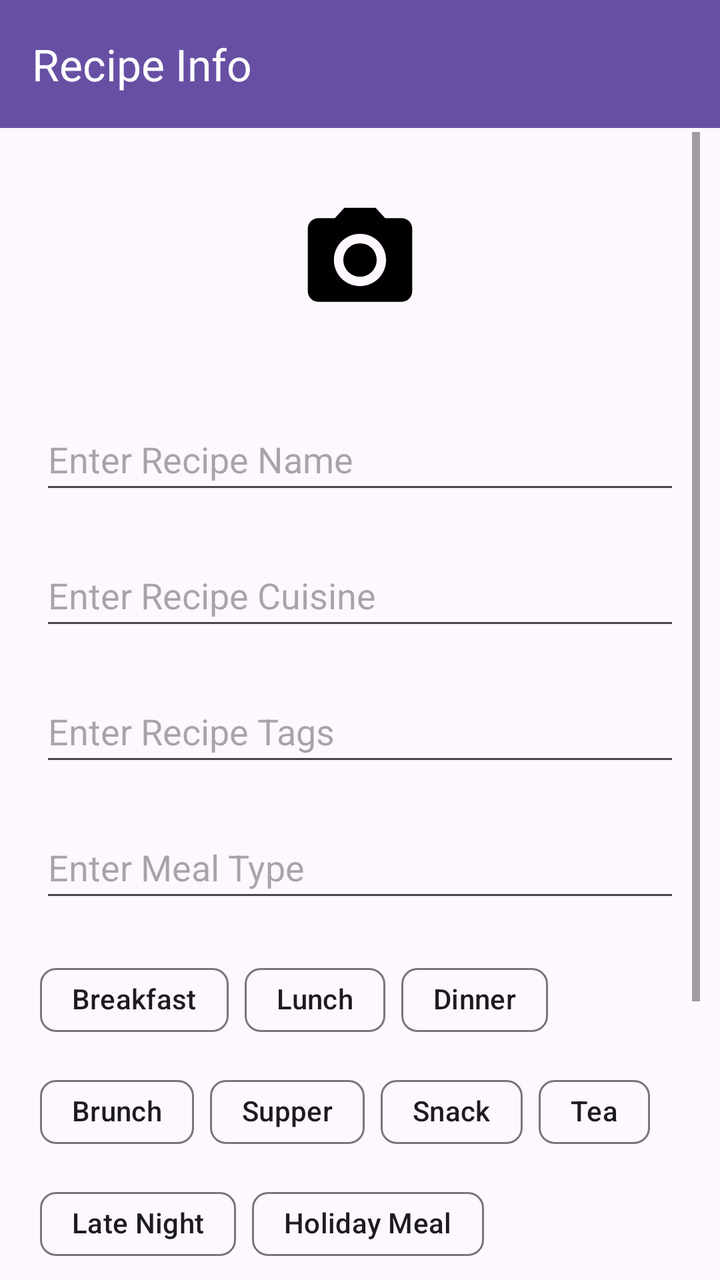
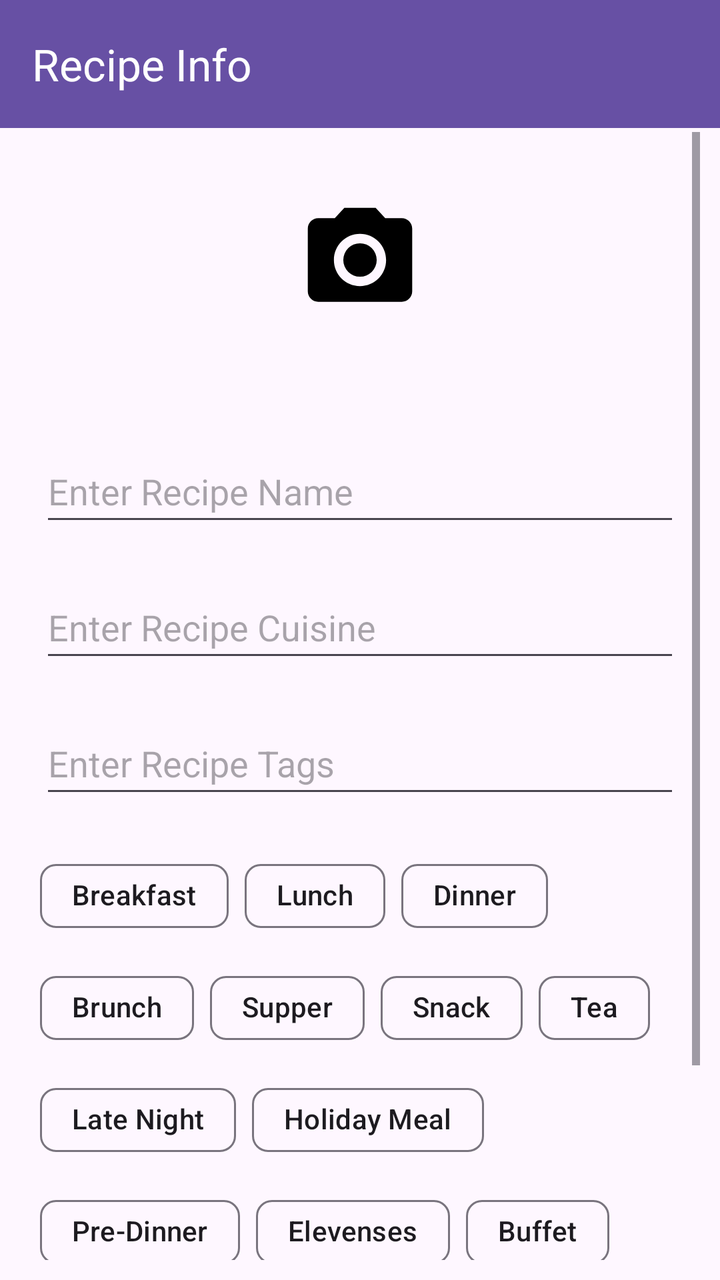

The first picture is an Android layout as it rendered before a commit; the second is the same layout after the commit. The layout source and the unified diff follow.
<!-- AndroidManifest.xml: application theme Theme.RecipeBook -->
<!-- res/layout/fragment_recipe_name.xml -->
<?xml version="1.0" encoding="utf-8"?>
<FrameLayout xmlns:android="http://schemas.android.com/apk/res/android"
    xmlns:tools="http://schemas.android.com/tools"
    android:layout_width="match_parent"
    android:layout_height="match_parent"
    xmlns:app="http://schemas.android.com/apk/res-auto"
    tools:context=".recipe.RecipeNameFragment">

    <androidx.appcompat.widget.Toolbar
        android:id="@+id/toolbar"
        android:layout_width="match_parent"
        android:layout_height="wrap_content"
        android:background="?attr/colorPrimary"
        app:title="Recipe Info"
        app:titleTextColor="@color/white"
        android:elevation="4dp" />

    <ScrollView
        android:layout_width="match_parent"
        android:layout_height="match_parent"
        android:padding="10dp"
        android:layout_marginTop="56dp"
        android:layout_below="@id/toolbar">

        <LinearLayout
            android:layout_width="match_parent"
            android:layout_height="match_parent"
            android:orientation="vertical"
            tools:context=".MainActivity"
            tools:ignore="ExtraText">

            <ImageView
                android:id="@+id/idIVRecipeImage"
                android:layout_width="match_parent"
                android:layout_height="wrap_content"
                android:layout_margin="10dp"
                android:hint="Enter Recipe Image"
                android:minHeight="48dp"
                android:src="@drawable/ic_baseline_camera_foreground" />

            <EditText
                android:id="@+id/idEdtRecipeName"
                android:layout_width="match_parent"
                android:layout_height="wrap_content"
                android:layout_margin="10dp"
                android:hint="Enter Recipe Name"
                android:minHeight="48dp" />

            <EditText
                android:id="@+id/idEdtRecipeCuisine"
                android:layout_width="match_parent"
                android:layout_height="wrap_content"
                android:layout_margin="10dp"
                android:hint="Enter Recipe Cuisine"
                android:minHeight="48dp" />

            <EditText
                android:id="@+id/idEdtRecipeTags"
                android:layout_width="match_parent"
                android:layout_height="wrap_content"
                android:layout_margin="10dp"
                android:hint="Enter Recipe Tags"
                android:minHeight="48dp" />

            <EditText
                android:id="@+id/idEdtRecipeMealType"
                android:layout_width="match_parent"
                android:layout_height="wrap_content"
                android:layout_margin="10dp"
                android:hint="Enter Meal Type"
                android:minHeight="48dp" />

            <androidx.core.widget.NestedScrollView
                android:layout_width="match_parent"
                android:layout_height="wrap_content"
                android:layout_margin="10dp">

                <com.google.android.material.chip.ChipGroup
                    android:id="@+id/chipGroupMealType"
                    android:layout_width="match_parent"
                    android:layout_height="wrap_content"
                    app:singleLine="false"
                    android:orientation="horizontal">

                    
                    <com.google.android.material.chip.Chip
                        android:id="@+id/chipBreakfast"
                        android:layout_width="wrap_content"
                        android:layout_height="wrap_content"
                        android:text="Breakfast"
                        app:closeIconVisible="false"
                        android:checkable="true"
                        />

                    <com.google.android.material.chip.Chip
                        android:id="@+id/chipLunch"
                        android:layout_width="wrap_content"
                        android:layout_height="wrap_content"
                        android:text="Lunch"
                        app:closeIconVisible="false"
                        android:checkable="true"
                        />

                    <com.google.android.material.chip.Chip
                        android:id="@+id/chipDinner"
                        android:layout_width="wrap_content"
                        android:layout_height="wrap_content"
                        android:text="Dinner"
                        app:closeIconVisible="false"
                        android:checkable="true"/>

                    <com.google.android.material.chip.Chip
                        android:id="@+id/chipBrunch"
                        android:layout_width="wrap_content"
                        android:layout_height="wrap_content"
                        android:text="Brunch"
                        app:closeIconVisible="false"
                        android:checkable="true"/>

                    <com.google.android.material.chip.Chip
                        android:id="@+id/chipSupper"
                        android:layout_width="wrap_content"
                        android:layout_height="wrap_content"
                        android:text="Supper"
                        app:closeIconVisible="false"
                        android:checkable="true"/>

                    <com.google.android.material.chip.Chip
                        android:id="@+id/chipSnack"
                        android:layout_width="wrap_content"
                        android:layout_height="wrap_content"
                        android:text="Snack"
                        app:closeIconVisible="false"
                        android:checkable="true"/>

                    <com.google.android.material.chip.Chip
                        android:id="@+id/chipTea"
                        android:layout_width="wrap_content"
                        android:layout_height="wrap_content"
                        android:text="Tea"
                        app:closeIconVisible="false"
                        android:checkable="true"/>

                    <com.google.android.material.chip.Chip
                        android:id="@+id/chipLateNight"
                        android:layout_width="wrap_content"
                        android:layout_height="wrap_content"
                        android:text="Late Night"
                        app:closeIconVisible="false"
                        android:checkable="true" />

                    <com.google.android.material.chip.Chip
                        android:id="@+id/chipHolidayMeal"
                        android:layout_width="wrap_content"
                        android:layout_height="wrap_content"
                        android:text="Holiday Meal"
                        app:closeIconVisible="false"
                        android:checkable="true"/>

                    <com.google.android.material.chip.Chip
                        android:id="@+id/chipPreDinner"
                        android:layout_width="wrap_content"
                        android:layout_height="wrap_content"
                        android:text="Pre-Dinner"
                        app:closeIconVisible="false"
                        android:checkable="true"/>

                    <com.google.android.material.chip.Chip
                        android:id="@+id/chipElevenses"
                        android:layout_width="wrap_content"
                        android:layout_height="wrap_content"
                        android:text="Elevenses"
                        app:closeIconVisible="false"
                        android:checkable="true"/>

                    <com.google.android.material.chip.Chip
                        android:id="@+id/chipBuffet"
                        android:layout_width="wrap_content"
                        android:layout_height="wrap_content"
                        android:text="Buffet"
                        app:closeIconVisible="false"
                        android:checkable="true"/>

                    <com.google.android.material.chip.Chip
                        android:id="@+id/chipPicnic"
                        android:layout_width="wrap_content"
                        android:layout_height="wrap_content"
                        android:text="Picnic"
                        app:closeIconVisible="false"
                        android:checkable="true"/>

                    <com.google.android.material.chip.Chip
                        android:id="@+id/chipFeast"
                        android:layout_width="wrap_content"
                        android:layout_height="wrap_content"
                        android:text="Feast"
                        app:closeIconVisible="false"
                        android:checkable="true"/>

                    <com.google.android.material.chip.Chip
                        android:id="@+id/chipCocktailParty"
                        android:layout_width="wrap_content"
                        android:layout_height="wrap_content"
                        android:text="Cocktail Party"
                        app:closeIconVisible="false"
                        android:checkable="true" />

                    <com.google.android.material.chip.Chip
                        android:id="@+id/chipSpecialOccasion"
                        android:layout_width="wrap_content"
                        android:layout_height="wrap_content"
                        android:text="Special Occasion"
                        app:closeIconVisible="false"
                        android:checkable="true"/>

                </com.google.android.material.chip.ChipGroup>
            </androidx.core.widget.NestedScrollView>


        </LinearLayout>

    </ScrollView>

</FrameLayout>
<!-- resources referenced by this layout -->
<resources>
  <color name="white">#FFFFFFFF</color>
  <!-- drawable ic_baseline_camera_foreground (drawable) -->
  <vector xmlns:android="http://schemas.android.com/apk/res/android"
      android:width="108dp"
      android:height="108dp"
      android:viewportWidth="24"
      android:viewportHeight="24"
      android:tint="#000000">
    <group android:scaleX="0.58"
        android:scaleY="0.58"
        android:translateX="5.04"
        android:translateY="5.04">
      <path
          android:fillColor="@android:color/white"
          android:pathData="M12,12m-3.2,0a3.2,3.2 0,1 1,6.4 0a3.2,3.2 0,1 1,-6.4 0"/>
      <path
          android:fillColor="@android:color/white"
          android:pathData="M9,2L7.17,4L4,4c-1.1,0 -2,0.9 -2,2v12c0,1.1 0.9,2 2,2h16c1.1,0 2,-0.9 2,-2L22,6c0,-1.1 -0.9,-2 -2,-2h-3.17L15,2L9,2zM12,17c-2.76,0 -5,-2.24 -5,-5s2.24,-5 5,-5 5,2.24 5,5 -2.24,5 -5,5z"/>
    </group>
  </vector>
  <style name="Theme.RecipeBook" parent="Base.Theme.RecipeBook" />
  <style name="Base.Theme.RecipeBook" parent="Theme.Material3.DayNight.NoActionBar">
          
          
      </style>
</resources>

<!-- the commit's change to res/layout/fragment_recipe_name.xml (unified diff, before → after) -->
@@ -30,13 +30,27 @@
             tools:ignore="ExtraText">
 
             <ImageView
-                android:id="@+id/idIVRecipeImage"
-                android:layout_width="match_parent"
-                android:layout_height="wrap_content"
-                android:layout_margin="10dp"
-                android:hint="Enter Recipe Image"
-                android:minHeight="48dp"
-                android:src="@drawable/ic_baseline_camera_foreground" />
+                android:scrollbars="vertical"
+                    android:id="@+id/idIVRecipeImage"
+                    android:layout_width="match_parent"
+                    android:layout_height="wrap_content"
+                    android:layout_margin="10dp"
+                    android:hint="Enter Recipe Image"
+                    android:minHeight="48dp"
+                    android:src="@drawable/ic_baseline_camera_foreground" />
+
+            <HorizontalScrollView
+                android:layout_width="match_parent"
+                android:layout_height="wrap_content"
+                android:layout_margin="8dp">
+                <LinearLayout
+                    android:id="@+id/selectedImagesCarousel"
+                    android:layout_width="wrap_content"
+                    android:layout_height="wrap_content"
+                    android:orientation="horizontal"/>
+            </HorizontalScrollView>
+
+
 
             <EditText
                 android:id="@+id/idEdtRecipeName"
@@ -60,14 +74,6 @@
                 android:layout_height="wrap_content"
                 android:layout_margin="10dp"
                 android:hint="Enter Recipe Tags"
-                android:minHeight="48dp" />
-
-            <EditText
-                android:id="@+id/idEdtRecipeMealType"
-                android:layout_width="match_parent"
-                android:layout_height="wrap_content"
-                android:layout_margin="10dp"
-                android:hint="Enter Meal Type"
                 android:minHeight="48dp" />
 
             <androidx.core.widget.NestedScrollView
@@ -216,7 +222,6 @@
                 </com.google.android.material.chip.ChipGroup>
             </androidx.core.widget.NestedScrollView>
 
-
         </LinearLayout>
 
     </ScrollView>
